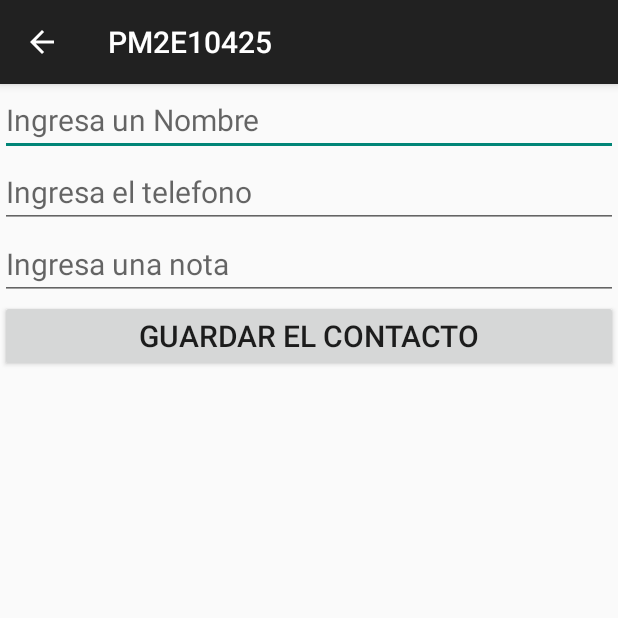
After one commit to wilcab21/PM2E10425, an Android app: the NActivity screen opened directly, with no data from a screen before it, on a phone screen of 412 x 824 dp, the top half of it. The commit adds this screen. Run offline under Robolectric (Android 15) with nearby library versions, the phone set to English and light mode, and no system bars.

Commit message:
Configuracion Contactos 21/06/2024

```diff
--- /dev/null
+++ b/app/src/main/java/com/example/pm2e10425/NActivity.java
@@ -0,0 +1,67 @@
+package com.example.pm2e10425;
+
+import android.annotation.SuppressLint;
+import android.os.Bundle;
+import android.view.View;
+import android.widget.Button;
+import android.widget.EditText;
+import android.widget.Toast;
+
+import androidx.activity.EdgeToEdge;
+import androidx.appcompat.app.AppCompatActivity;
+import androidx.core.graphics.Insets;
+import androidx.core.view.ViewCompat;
+import androidx.core.view.WindowInsetsCompat;
+
+import com.example.pm2e10425.db.DbContactos;
+
+public class NActivity extends AppCompatActivity {
+
+
+    EditText txtNombre, txtTelefono, txtNota;
+    Button btnGuardar;
+
+    @SuppressLint("MissingInflatedId")
+    @Override
+    protected void onCreate(Bundle savedInstanceState) {
+        super.onCreate(savedInstanceState);
+        EdgeToEdge.enable(this);
+        setContentView(R.layout.activity_nactivity);
+
+        txtNombre = findViewById(R.id.txtNombre);
+        txtTelefono = findViewById(R.id.txtTelefono);
+        txtNota = findViewById(R.id.txtNota);
+        btnGuardar = findViewById(R.id.btnGuardar);
+
+        btnGuardar.setOnClickListener(new View.OnClickListener() {
+            @Override
+            public void onClick(View v) {
+                DbContactos dbContactos = new DbContactos(NActivity.this);
+                long id = dbContactos.insertarContacto(txtNombre.getText().toString(), Integer.parseInt(txtTelefono.getText().toString()),txtNota.getText().toString());
+
+                if (id > 0){
+                    Toast.makeText(NActivity.this,"Contacto guardado", Toast.LENGTH_LONG).show();
+                    limpiar();
+                } else
+                {
+                    Toast.makeText(NActivity.this,"Error al guardar el contacto", Toast.LENGTH_LONG).show();
+
+                }
+            }
+        });
+
+
+
+
+        ViewCompat.setOnApplyWindowInsetsListener(findViewById(R.id.main), (v, insets) -> {
+            Insets systemBars = insets.getInsets(WindowInsetsCompat.Type.systemBars());
+            v.setPadding(systemBars.left, systemBars.top, systemBars.right, systemBars.bottom);
+            return insets;
+        });
+    }
+    private void limpiar(){
+        txtNombre.setText("");
+        txtTelefono.setText("");
+        txtNota.setText("");
+    }
+}
--- a/app/src/main/java/com/example/pm2e10425/db/dbHelper.java
+++ b/app/src/main/java/com/example/pm2e10425/db/dbHelper.java
@@ -9,7 +9,7 @@ import androidx.annotation.Nullable;
 public class dbHelper extends SQLiteOpenHelper {
     private static final  int DATABASE_VERSION = 1;
     private static final  String DATABASE_NOMBRE = "agenda.db";
-    private static final  String TABLE_CONTACTOS = "t_contactos";
+    static final  String TABLE_CONTACTOS = "t_contactos";
 
 
     public dbHelper(@Nullable Context context) {
--- /dev/null
+++ b/app/src/main/res/layout/activity_nactivity.xml
@@ -0,0 +1,43 @@
+<?xml version="1.0" encoding="utf-8"?>
+<LinearLayout xmlns:android="http://schemas.android.com/apk/res/android"
+    xmlns:tools="http://schemas.android.com/tools"
+    android:id="@+id/main"
+    android:layout_width="match_parent"
+    android:layout_height="match_parent"
+    android:orientation="vertical"
+    tools:context=".NActivity">
+
+    <EditText
+        android:id="@+id/txtNombre"
+        android:layout_width="match_parent"
+        android:layout_height="wrap_content"
+        android:ems="10"
+        android:hint="@string/IngresaunNombre"
+        android:inputType="text"
+        android:textSize="20sp" />
+
+    <EditText
+        android:id="@+id/txtTelefono"
+        android:layout_width="match_parent"
+        android:layout_height="wrap_content"
+        android:ems="10"
+        android:hint="@string/telefono"
+        android:inputType="phone"
+        android:textSize="20sp" />
+
+    <EditText
+        android:id="@+id/txtNota"
+        android:layout_width="match_parent"
+        android:layout_height="wrap_content"
+        android:ems="10"
+        android:hint="@string/nota"
+        android:inputType="text"
+        android:textSize="20sp" />
+
+    <Button
+        android:id="@+id/btnGuardar"
+        android:layout_width="match_parent"
+        android:layout_height="wrap_content"
+        android:text="@string/btn_guardar"
+        android:textSize="20sp" />
+</LinearLayout>
--- a/app/src/main/res/values/strings.xml
+++ b/app/src/main/res/values/strings.xml
@@ -1,3 +1,8 @@
 <resources>
     <string name="app_name">PM2E10425</string>
+    <string name="IngresaunNombre">Ingresa un Nombre</string>
+    <string name="telefono">Ingresa el telefono</string>
+    <string name="nota">Ingresa una nota</string>
+    <string name="btn_guardar">Guardar el contacto</string>
+    <string name="Menu">Nuevo contacto</string>
 </resources>
--- a/gradle.properties
+++ b/gradle.properties
@@ -19,3 +19,4 @@ android.useAndroidX=true
 # resources declared in the library itself and none from the library's dependencies,
 # thereby reducing the size of the R class for that library
 android.nonTransitiveRClass=true
+android.nonFinalResIds=false
```
Also changed, not shown: app/src/main/AndroidManifest.xml (+11 -1 lines), app/src/main/java/com/example/pm2e10425/MainActivity.java (+23 -0 lines), app/src/main/java/com/example/pm2e10425/db/DbContactos.java (added, +34 -0 lines), app/src/main/res/menu/principal_menu.xml (added, +7 -0 lines).
